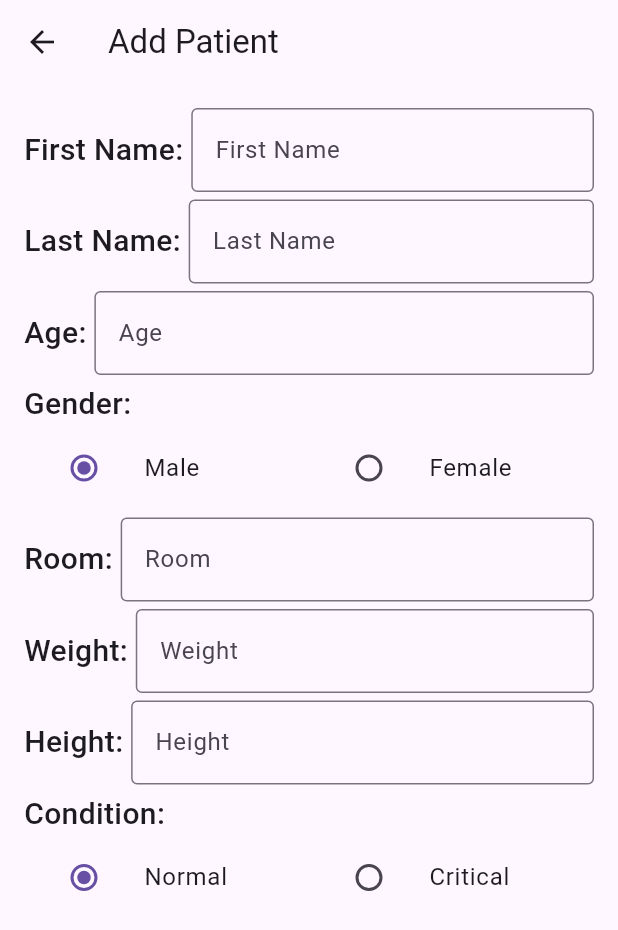
After one commit to helenyuhhh/SenCare-flutter-, a Flutter app: the AddPatient screen opened directly, on a phone screen of 412 x 824 dp. The commit adds this screen. Shown: the top 930 px of the screen. Run offline on Flutter 3.47's test engine with Material 3 defaults, Android fonts, the phone set to English and light mode, and no system bars.

Commit message:
Add layout(except the date and time picker) to add patient screen

```diff
--- /dev/null
+++ b/lib/addPatient.dart
@@ -0,0 +1,279 @@
+import 'package:flutter/material.dart';
+
+enum Gender { male, female }
+enum Condition {normal, critical}
+
+class AddPatient extends StatefulWidget {
+  @override
+  State<StatefulWidget> createState() {
+    return _AddPatientState();
+  }
+}
+
+class _AddPatientState extends State<AddPatient> {
+  // controller for first name
+  final TextEditingController fnameController = TextEditingController();
+  // for last name
+  final TextEditingController lnameController = TextEditingController();
+  // for age
+  final TextEditingController ageController = TextEditingController();
+  // for room
+  final TextEditingController roomController = TextEditingController();
+  // weight
+  final TextEditingController weightController = TextEditingController();
+  // height
+  final TextEditingController heightController = TextEditingController();
+  // radio button for gender and condition
+  Gender? _gender = Gender.male;
+  Condition? _condition = Condition.normal;
+  String getGenderString(Gender? gender) {
+    switch (gender) {
+      case Gender.male:
+        return "Male";
+      case Gender.female:
+        return "Female";
+      default:
+        return "Not selected";
+    }
+  }
+  String getConditionString(Condition? condition) {
+    switch (condition) {
+      case Condition.normal:
+        return "Normal";
+      case Condition.critical:
+        return "Critical";
+      default:
+        return "Not selected";
+    }
+  }
+  // date picker
+
+  @override
+  Widget build(BuildContext context) {
+    return Scaffold(
+      appBar: AppBar(title: const Text('Add Patient')),
+      body: Padding(
+          padding: const EdgeInsets.all(16.0),
+          child: Column(
+            children: [
+              // first name tag and text field
+              Row(
+                mainAxisAlignment: MainAxisAlignment.start,
+                children: [
+                  Text(
+                    "First Name: ",
+                    style: TextStyle(fontSize: 20, fontWeight: FontWeight.w500),
+                  ),
+                  Expanded(
+                    child: TextField(
+                      controller: fnameController,
+                      decoration: const InputDecoration(
+                          border: OutlineInputBorder(),
+                          labelText: 'First Name'),
+                    ),
+                  ),
+                ],
+              ),
+              SizedBox(
+                height: 5,
+              ),
+              // last name and text field
+              Row(
+                mainAxisAlignment: MainAxisAlignment.start,
+                children: [
+                  Text(
+                    "Last Name: ",
+                    style: TextStyle(fontSize: 20, fontWeight: FontWeight.w500),
+                  ),
+                  Expanded(
+                    child: TextField(
+                      controller: lnameController,
+                      decoration: const InputDecoration(
+                          border: OutlineInputBorder(), labelText: 'Last Name'),
+                    ),
+                  ),
+                ],
+              ),
+              SizedBox(
+                height: 5,
+              ),
+              // age label and text field
+              Row(
+                mainAxisAlignment: MainAxisAlignment.start,
+                children: [
+                  Text(
+                    "Age: ",
+                    style: TextStyle(fontSize: 20, fontWeight: FontWeight.w500),
+                  ),
+                  Expanded(
+                    child: TextField(
+                      controller: ageController,
+                      decoration: const InputDecoration(
+                          border: OutlineInputBorder(), labelText: 'Age'),
+                    ),
+                  ),
+                ],
+              ),
+              SizedBox(
+                height: 5,
+              ),
+              // gender label and text field
+              Column(children: [
+                Align(
+                  alignment: Alignment.centerLeft,
+                  child: Text(
+                    "Gender: ",
+                    style: TextStyle(fontSize: 20, fontWeight: FontWeight.w500),
+                  ),
+                ),
+                Row(
+                  children: [
+                    Expanded(
+                      child: ListTile(
+                        title: const Text("Male"),
+                        leading: Radio<Gender>(
+                          value: Gender.male,
+                          groupValue: _gender,
+                          onChanged: (Gender? value) {
+                            setState(() {
+                              _gender = value;
+                            });
+                          },
+                        ),
+                      ),
+                    ),
+                    Expanded(
+                      child: ListTile(
+                        title: const Text("Female"),
+                        leading: Radio<Gender>(
+                          value: Gender.female,
+                          groupValue: _gender,
+                          onChanged: (Gender? value) {
+                            setState(() {
+                              _gender = value;
+                            });
+                          },
+                        ),
+                      ),
+                    )
+                  ],
+                ),
+              ]),
+              // just for testing the gender string, can be used for store data in future
+              // Text('Chosen gender: ${getGenderString(_gender)}'),
+              SizedBox(
+                height: 5,
+              ),
+              // for room:
+              Row(
+                mainAxisAlignment: MainAxisAlignment.start,
+                children: [
+                  Text(
+                    "Room: ",
+                    style: TextStyle(fontSize: 20, fontWeight: FontWeight.w500),
+                  ),
+                  Expanded(
+                    child: TextField(
+                      controller: roomController,
+                      decoration: const InputDecoration(
+                          border: OutlineInputBorder(), labelText: 'Room'),
+                    ),
+                  ),
+                ],
+              ),
+              SizedBox(
+                height: 5,
+              ),
+              // for weight and height
+              Row(
+                mainAxisAlignment: MainAxisAlignment.start,
+                children: [
+                  Text(
+                    "Weight: ",
+                    style: TextStyle(fontSize: 20, fontWeight: FontWeight.w500),
+                  ),
+                  Expanded(
+                    child: TextField(
+                      controller: weightController,
+                      decoration: const InputDecoration(
+                          border: OutlineInputBorder(), labelText: 'Weight'),
+                    ),
+                  ),
+                ],
+              ),
+              SizedBox(
+                height: 5,
+              ),
+              Row(
+                mainAxisAlignment: MainAxisAlignment.start,
+                children: [
+                  Text(
+                    "Height: ",
+                    style: TextStyle(fontSize: 20, fontWeight: FontWeight.w500),
+                  ),
+                  Expanded(
+                    child: TextField(
+                      controller: heightController,
+                      decoration: const InputDecoration(
+                          border: OutlineInputBorder(), labelText: 'Height'),
+                    ),
+                  ),
+                ],
+              ),
+              SizedBox(
+                height: 5,
+              ),
+              // for condition
+              Column(children: [
+                Align(
+                  alignment: Alignment.centerLeft,
+                  child: Text(
+                    "Condition: ",
+                    style: TextStyle(fontSize: 20, fontWeight: FontWeight.w500),
+                  ),
+                ),
+                Row(
+                  children: [
+                    Expanded(
+                      child: ListTile(
+                        title: const Text("Normal"),
+                        leading: Radio<Condition>(
+                          value: Condition.normal,
+                          groupValue: _condition,
+                          onChanged: (Condition? value) {
+                            setState(() {
+                              _condition = value;
+                            });
+                          },
+                        ),
+                      ),
+                    ),
+                    Expanded(
+                      child: ListTile(
+                        title: const Text("Critical"),
+                        leading: Radio<Condition>(
+                          value: Condition.critical,
+                          groupValue: _condition,
+                          onChanged: (Condition? value) {
+                            setState(() {
+                              _condition = value;
+                            });
+                          },
+                        ),
+                      ),
+                    )
+                  ],
+                ),
+              ]),
+              // just for testing the gender string, can be used for store data in future
+              // Text('Chosen condition: ${getConditionString(_condition)}'),
+              SizedBox(
+                height: 5,
+              ),
+              // for date
+
+            ],
+          )),
+    );
+  }
+}
--- a/lib/patientListScreen.dart
+++ b/lib/patientListScreen.dart
@@ -1,7 +1,8 @@
 import 'package:flutter/material.dart';
+import 'package:sencare/addPatient.dart';
 
 // define enum for filter
-enum PatientFilter {critical, normal, all}
+enum PatientFilter {critical, normal}
 
 class PatientListScreen extends StatefulWidget{
   // variable to receive the passed username
@@ -20,7 +21,6 @@ class _PatientListState extends State<PatientListScreen> {
   SearchController _searchBarController = SearchController();
   // a filter set for filter the oatienrs with conditions
   Set<PatientFilter> filters = <PatientFilter>{};
-
   @override
   Widget build(BuildContext context) {
     return Scaffold(
@@ -76,11 +76,19 @@ class _PatientListState extends State<PatientListScreen> {
             }).toList(),
             ),
             const SizedBox(height: 10.0,),
-            Text('Looking for ${filters.map((PatientFilter p)=> p.name).join(', ')}')
-
+            Text('Looking for ${filters.map((PatientFilter p)=> p.name).join(', ')}'),
             // patient list
               // swipeable, to edit and delete(should have a alert dialog)
             // button to add button
+            ElevatedButton(onPressed: (){
+              // press to nagivate to addPatient
+              Navigator.push(context,
+             MaterialPageRoute(builder: (context) =>
+             AddPatient()));
+
+            },
+            child: const Text("Add Patient"))
+
           ],
         ),
 
```
